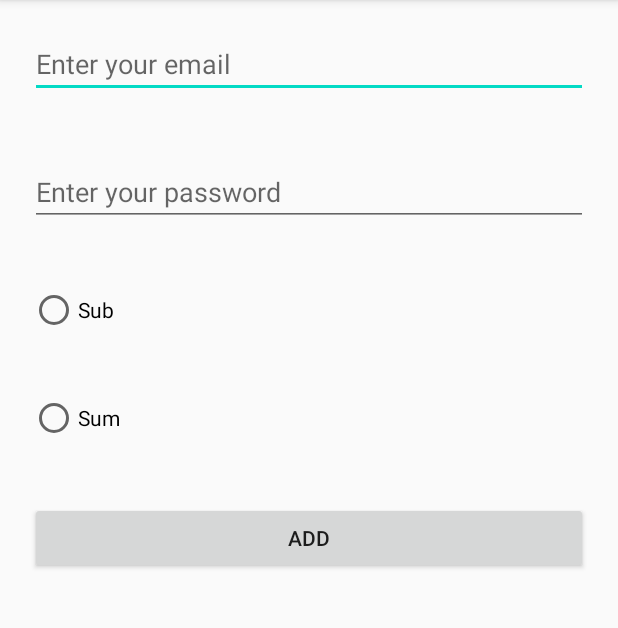
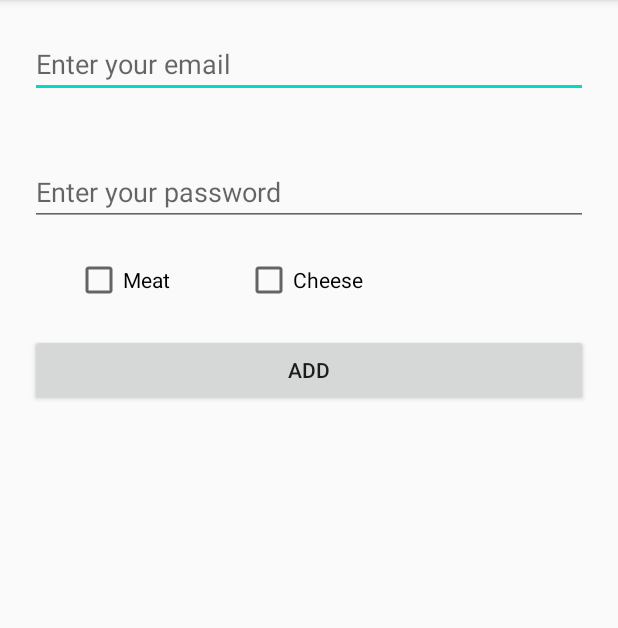
Before and after one commit to kiranojhanp/relative_layout_practice, an Android app: the screen it shows after launch (LoginActivity), on a phone screen of 412 x 824 dp, the part 84-712 px from its top. Run offline under Robolectric (Android 15) with nearby library versions, the phone set to English and light mode, and no system bars.

```diff
--- a/app/src/main/res/layout/activity_login.xml
+++ b/app/src/main/res/layout/activity_login.xml
@@ -20,25 +20,48 @@
         android:layout_height="wrap_content"
         android:layout_margin="20dp"
         android:hint="@string/enter_your_password" />
+    <RelativeLayout
+        android:layout_width="match_parent"
+        android:layout_height="wrap_content"
+        android:orientation="horizontal">
 
-    <RadioGroup
-        android:layout_width="match_parent"
-        android:layout_height="wrap_content">
+    <CheckBox
+        android:id="@+id/ch1"
+        android:layout_width="wrap_content"
+        android:layout_height="wrap_content"
+        android:text="Meat"
+        android:layout_marginLeft="50dp"
+        android:onClick="onCheckboxClicked"/>
+    <CheckBox
+        android:id="@+id/ch2"
+        android:layout_width="wrap_content"
+        android:layout_height="wrap_content"
+        android:text="Cheese"
+        android:layout_toEndOf="@+id/ch1"
+        android:layout_marginLeft="50dp"
+        android:onClick="onCheckboxClicked"/>
 
-        <RadioButton
-            android:id="@+id/sub"
-            android:layout_width="match_parent"
-            android:layout_height="wrap_content"
-            android:layout_margin="20dp"
-            android:text="Sub" />
 
-        <RadioButton
-            android:id="@+id/sum"
-            android:layout_width="match_parent"
-            android:layout_height="wrap_content"
-            android:layout_margin="20dp"
-            android:text="Sum" />
-    </RadioGroup>
+    </RelativeLayout>
+
+<!--    <RadioGroup-->
+<!--        android:layout_width="match_parent"-->
+<!--        android:layout_height="wrap_content">-->
+
+<!--        <RadioButton-->
+<!--            android:id="@+id/sub"-->
+<!--            android:layout_width="match_parent"-->
+<!--            android:layout_height="wrap_content"-->
+<!--            android:layout_margin="20dp"-->
+<!--            android:text="Sub" />-->
+
+<!--        <RadioButton-->
+<!--            android:id="@+id/sum"-->
+<!--            android:layout_width="match_parent"-->
+<!--            android:layout_height="wrap_content"-->
+<!--            android:layout_margin="20dp"-->
+<!--            android:text="Sum" />-->
+<!--    </RadioGroup>-->
 
     <Button
         android:id="@+id/btnAdd"
```
Also changed, not shown: app/src/main/java/com/example/gharmarket/LoginActivity.java (+26 -0 lines).
